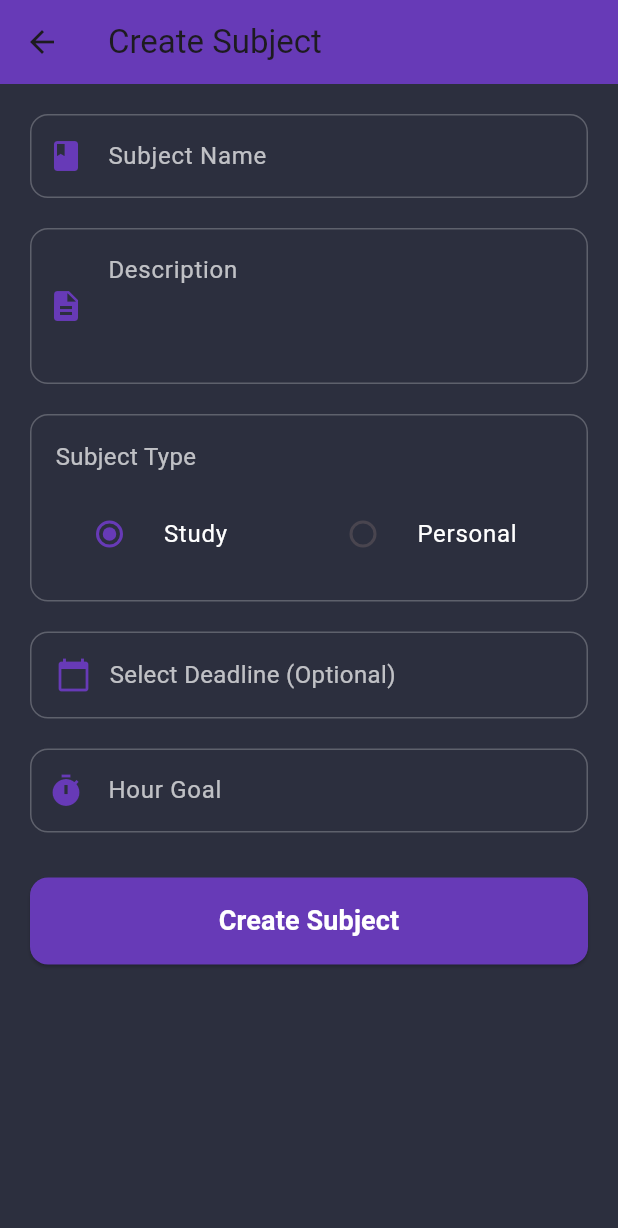
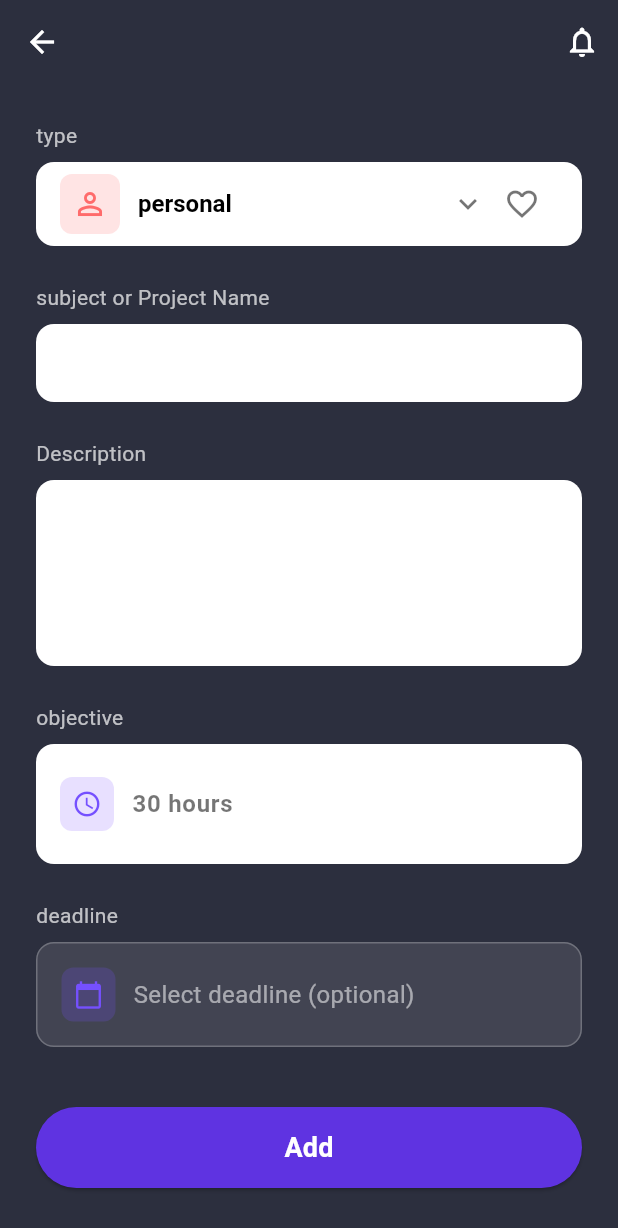
Before and after one commit to botyw7zin/my_app, a Flutter app: the AddSubjectScreen screen opened directly, on a phone screen of 412 x 824 dp. Shown: the top 1228 px of the screen. Run offline on Flutter 3.47's test engine with Material 3 defaults, Android fonts, the phone set to English and light mode, and no system bars; our stand-ins replace cloud_firestore, connectivity_plus, firebase_auth, firebase_core, google_sign_in, hive and 1 more; missing offline and left inert: workmanager; accounts and stored records are empty; network calls fail; statements that could not run were skipped.

```diff
--- a/lib/screens/add_subject.dart
+++ b/lib/screens/add_subject.dart
@@ -1,5 +1,6 @@
 import 'package:flutter/material.dart';
 import '../services/subject_service.dart';
+import '../widgets/custom_button.dart';
 
 class AddSubjectScreen extends StatefulWidget {
   const AddSubjectScreen({super.key});
@@ -17,7 +18,7 @@ class _AddSubjectScreenState extends State<AddSubjectScreen> {
   final _descriptionController = TextEditingController();
   final _hourGoalController = TextEditingController();
 
-  String _selectedType = 'study';
+  String _selectedType = 'personal';
   DateTime? _selectedDeadline;
 
   @override
@@ -38,7 +39,7 @@ class _AddSubjectScreenState extends State<AddSubjectScreen> {
         return Theme(
           data: Theme.of(context).copyWith(
             colorScheme: const ColorScheme.dark(
-              primary: Colors.deepPurple,
+              primary: Color(0xFF7550FF),
               onPrimary: Colors.white,
               surface: Color(0xFF2C2F3E),
               onSurface: Colors.white,
@@ -56,7 +57,6 @@ class _AddSubjectScreenState extends State<AddSubjectScreen> {
     }
   }
 
-  // In _createSubject()
   Future<void> _createSubject() async {
     if (_formKey.currentState!.validate()) {
       print('>>> [AddSubjectScreen] Creating subject: ${_nameController.text}');
@@ -73,7 +73,7 @@ Future<void> _createSubject() async {
           ScaffoldMessenger.of(context).showSnackBar(
             const SnackBar(content: Text('Subject created successfully!')),
           );
-        Navigator.pop(context); // Go back to home
+          Navigator.pop(context);
         }
       } catch (e) {
         if (mounted) {
@@ -85,47 +85,162 @@ Future<void> _createSubject() async {
     }
   }
 
+  // Custom input field widget matching the design
+  Widget _buildInputField({
+    required String label,
+    required TextEditingController controller,
+    required String? Function(String?) validator,
+    int maxLines = 1,
+    TextInputType keyboardType = TextInputType.text,
+    Widget? icon,
+  }) {
+    return Column(
+      crossAxisAlignment: CrossAxisAlignment.start,
+      children: [
+        Text(
+          label,
+          style: const TextStyle(
+            color: Colors.white70,
+            fontSize: 14,
+          ),
+        ),
+        const SizedBox(height: 8),
+        TextFormField(
+          controller: controller,
+          maxLines: maxLines,
+          keyboardType: keyboardType,
+          style: const TextStyle(color: Colors.black, fontSize: 16),
+          decoration: InputDecoration(
+            filled: true,
+            fillColor: Colors.white,
+            contentPadding: const EdgeInsets.symmetric(horizontal: 16, vertical: 14),
+            border: OutlineInputBorder(
+              borderRadius: BorderRadius.circular(12),
+              borderSide: BorderSide.none,
+            ),
+            enabledBorder: OutlineInputBorder(
+              borderRadius: BorderRadius.circular(12),
+              borderSide: BorderSide.none,
+            ),
+            focusedBorder: OutlineInputBorder(
+              borderRadius: BorderRadius.circular(12),
+              borderSide: const BorderSide(color: Color(0xFF7550FF), width: 2),
+            ),
+            errorBorder: OutlineInputBorder(
+              borderRadius: BorderRadius.circular(12),
+              borderSide: const BorderSide(color: Colors.red),
+            ),
+            prefixIcon: icon,
+          ),
+          validator: validator,
+        ),
+      ],
+    );
+  }
 
   @override
   Widget build(BuildContext context) {
     return Scaffold(
       backgroundColor: const Color(0xFF2C2F3E),
       appBar: AppBar(
-        title: const Text('Create Subject'),
-        backgroundColor: Colors.deepPurple,
+        leading: IconButton(
+          icon: const Icon(Icons.arrow_back, color: Colors.white),
+          onPressed: () => Navigator.pop(context),
+        ),
+        backgroundColor: const Color(0xFF2C2F3E),
+        elevation: 0,
+        actions: [
+          IconButton(
+            icon: const Icon(Icons.notifications_outlined, color: Colors.white),
+            onPressed: () {},
+          ),
+        ],
       ),
       body: SingleChildScrollView(
-        padding: const EdgeInsets.all(20),
+        padding: const EdgeInsets.all(24),
         child: Form(
           key: _formKey,
           child: Column(
             crossAxisAlignment: CrossAxisAlignment.stretch,
             children: [
-              // Name Field
-              TextFormField(
-                controller: _nameController,
-                style: const TextStyle(color: Colors.white),
-                decoration: InputDecoration(
-                  labelText: 'Subject Name',
-                  labelStyle: const TextStyle(color: Colors.white70),
-                  prefixIcon: const Icon(Icons.book, color: Colors.deepPurple),
-                  enabledBorder: OutlineInputBorder(
-                    borderRadius: BorderRadius.circular(12),
-                    borderSide: const BorderSide(color: Colors.white24),
-                  ),
-                  focusedBorder: OutlineInputBorder(
-                    borderRadius: BorderRadius.circular(12),
-                    borderSide: const BorderSide(color: Colors.deepPurple, width: 2),
-                  ),
-                  errorBorder: OutlineInputBorder(
-                    borderRadius: BorderRadius.circular(12),
-                    borderSide: const BorderSide(color: Colors.red),
-                  ),
-                  focusedErrorBorder: OutlineInputBorder(
-                    borderRadius: BorderRadius.circular(12),
-                    borderSide: const BorderSide(color: Colors.red, width: 2),
+              // Type Dropdown
+              Column(
+                crossAxisAlignment: CrossAxisAlignment.start,
+                children: [
+                  const Text(
+                    'type',
+                    style: TextStyle(
+                      color: Colors.white70,
+                      fontSize: 14,
                     ),
                   ),
+                  const SizedBox(height: 8),
+                  Container(
+                    padding: const EdgeInsets.symmetric(horizontal: 16, vertical: 4),
+                    decoration: BoxDecoration(
+                      color: Colors.white,
+                      borderRadius: BorderRadius.circular(12),
+                    ),
+                    child: Row(
+                      children: [
+                        Container(
+                          width: 40,
+                          height: 40,
+                          decoration: BoxDecoration(
+                            color: const Color(0xFFFFE4E4),
+                            borderRadius: BorderRadius.circular(8),
+                          ),
+                          child: const Icon(
+                            Icons.person_outline,
+                            color: Color(0xFFFF6B6B),
+                            size: 24,
+                          ),
+                        ),
+                        const SizedBox(width: 12),
+                        Expanded(
+                          child: DropdownButtonHideUnderline(
+                            child: DropdownButton<String>(
+                              value: _selectedType,
+                              isExpanded: true,
+                              icon: const Icon(Icons.keyboard_arrow_down, color: Colors.black54),
+                              style: const TextStyle(
+                                color: Colors.black,
+                                fontSize: 16,
+                                fontWeight: FontWeight.w600,
+                              ),
+                              items: const [
+                                DropdownMenuItem(
+                                  value: 'personal',
+                                  child: Text('personal'),
+                                ),
+                                DropdownMenuItem(
+                                  value: 'study',
+                                  child: Text('study'),
+                                ),
+                              ],
+                              onChanged: (value) {
+                                setState(() {
+                                  _selectedType = value!;
+                                });
+                              },
+                            ),
+                          ),
+                        ),
+                        IconButton(
+                          icon: const Icon(Icons.favorite_border, color: Colors.black54),
+                          onPressed: () {},
+                        ),
+                      ],
+                    ),
+                  ),
+                ],
+              ),
+              const SizedBox(height: 24),
+
+              // Subject Name
+              _buildInputField(
+                label: 'subject or Project Name',
+                controller: _nameController,
                 validator: (value) {
                   if (value == null || value.isEmpty) {
                     return 'Please enter a subject name';
@@ -133,35 +248,13 @@ Future<void> _createSubject() async {
                   return null;
                 },
               ),
-              const SizedBox(height: 20),
+              const SizedBox(height: 24),
 
-              // Description Field
-              TextFormField(
+              // Description
+              _buildInputField(
+                label: 'Description',
                 controller: _descriptionController,
-                style: const TextStyle(color: Colors.white),
-                maxLines: 3,
-                decoration: InputDecoration(
-                  labelText: 'Description',
-                  labelStyle: const TextStyle(color: Colors.white70),
-                  prefixIcon: const Icon(Icons.description, color: Colors.deepPurple),
-                  alignLabelWithHint: true,
-                  enabledBorder: OutlineInputBorder(
-                    borderRadius: BorderRadius.circular(12),
-                    borderSide: const BorderSide(color: Colors.white24),
-                  ),
-                  focusedBorder: OutlineInputBorder(
-                    borderRadius: BorderRadius.circular(12),
-                    borderSide: const BorderSide(color: Colors.deepPurple, width: 2),
-                  ),
-                  errorBorder: OutlineInputBorder(
-                    borderRadius: BorderRadius.circular(12),
-                    borderSide: const BorderSide(color: Colors.red),
-                  ),
-                  focusedErrorBorder: OutlineInputBorder(
-                    borderRadius: BorderRadius.circular(12),
-                    borderSide: const BorderSide(color: Colors.red, width: 2),
-                  ),
-                ),
+                maxLines: 4,
                 validator: (value) {
                   if (value == null || value.isEmpty) {
                     return 'Please enter a description';
@@ -169,124 +262,55 @@ Future<void> _createSubject() async {
                   return null;
                 },
               ),
-              const SizedBox(height: 20),
+              const SizedBox(height: 24),
 
-              // Type Selector
+              // Objective (Hour Goal)
+              Column(
+                crossAxisAlignment: CrossAxisAlignment.start,
+                children: [
+                  const Text(
+                    'objective',
+                    style: TextStyle(
+                      color: Colors.white70,
+                      fontSize: 14,
+                    ),
+                  ),
+                  const SizedBox(height: 8),
                   Container(
                     padding: const EdgeInsets.all(16),
                     decoration: BoxDecoration(
-                  border: Border.all(color: Colors.white24),
-                  borderRadius: BorderRadius.circular(12),
-                ),
-                child: Column(
-                  crossAxisAlignment: CrossAxisAlignment.start,
-                  children: [
-                    const Text(
-                      'Subject Type',
-                      style: TextStyle(color: Colors.white70, fontSize: 16),
-                    ),
-                    const SizedBox(height: 12),
-                    Row(
-                      children: [
-                        Expanded(
-                          child: RadioListTile<String>(
-                            title: const Text('Study', style: TextStyle(color: Colors.white)),
-                            value: 'study',
-                            groupValue: _selectedType,
-                            activeColor: Colors.deepPurple,
-                            onChanged: (value) {
-                              setState(() {
-                                _selectedType = value!;
-                              });
-                            },
-                          ),
-                        ),
-                        Expanded(
-                          child: RadioListTile<String>(
-                            title: const Text('Personal', style: TextStyle(color: Colors.white)),
-                            value: 'personal',
-                            groupValue: _selectedType,
-                            activeColor: Colors.deepPurple,
-                            onChanged: (value) {
-                              setState(() {
-                                _selectedType = value!;
-                              });
-                            },
-                          ),
-                        ),
-                      ],
-                    ),
-                  ],
-                ),
-              ),
-              const SizedBox(height: 20),
-
-              // Deadline Picker
-              InkWell(
-                onTap: _selectDeadline,
-                child: Container(
-                  padding: const EdgeInsets.all(16),
-                  decoration: BoxDecoration(
-                    border: Border.all(color: Colors.white24),
+                      color: Colors.white,
                       borderRadius: BorderRadius.circular(12),
                     ),
                     child: Row(
                       children: [
-                      const Icon(Icons.calendar_today, color: Colors.deepPurple),
+                        Container(
+                          padding: const EdgeInsets.all(8),
+                          decoration: BoxDecoration(
+                            color: const Color(0xFFE8E0FF),
+                            borderRadius: BorderRadius.circular(8),
+                          ),
+                          child: const Icon(
+                            Icons.access_time,
+                            color: Color(0xFF7550FF),
+                            size: 20,
+                          ),
+                        ),
                         const SizedBox(width: 12),
                         Expanded(
-                        child: Text(
-                          _selectedDeadline == null
-                              ? 'Select Deadline (Optional)'
-                              : 'Deadline: ${_selectedDeadline!.day}/${_selectedDeadline!.month}/${_selectedDeadline!.year}',
-                          style: TextStyle(
-                            color: _selectedDeadline == null ? Colors.white70 : Colors.white,
+                          child: TextFormField(
+                            controller: _hourGoalController,
+                            keyboardType: TextInputType.number,
+                            style: const TextStyle(
+                              color: Colors.black,
                               fontSize: 16,
+                              fontWeight: FontWeight.w600,
                             ),
-                        ),
-                      ),
-                      if (_selectedDeadline != null)
-                        IconButton(
-                          icon: const Icon(Icons.clear, color: Colors.red),
-                          onPressed: () {
-                            setState(() {
-                              _selectedDeadline = null;
-                            });
-                          },
-                        ),
-                    ],
-                  ),
-                ),
-              ),
-              const SizedBox(height: 20),
-
-              // Hour Goal Field
-              TextFormField(
-                controller: _hourGoalController,
-                style: const TextStyle(color: Colors.white),
-                keyboardType: TextInputType.number,
-                decoration: InputDecoration(
-                  labelText: 'Hour Goal',
-                  labelStyle: const TextStyle(color: Colors.white70),
-                  prefixIcon: const Icon(Icons.timer, color: Colors.deepPurple),
-                  suffixText: 'hours',
-                  suffixStyle: const TextStyle(color: Colors.white70),
-                  enabledBorder: OutlineInputBorder(
-                    borderRadius: BorderRadius.circular(12),
-                    borderSide: const BorderSide(color: Colors.white24),
-                  ),
-                  focusedBorder: OutlineInputBorder(
-                    borderRadius: BorderRadius.circular(12),
-                    borderSide: const BorderSide(color: Colors.deepPurple, width: 2),
-                  ),
-                  errorBorder: OutlineInputBorder(
-                    borderRadius: BorderRadius.circular(12),
-                    borderSide: const BorderSide(color: Colors.red),
-                  ),
-                  focusedErrorBorder: OutlineInputBorder(
-                    borderRadius: BorderRadius.circular(12),
-                    borderSide: const BorderSide(color: Colors.red, width: 2),
-                  ),
+                            decoration: const InputDecoration(
+                              hintText: '30 hours',
+                              hintStyle: TextStyle(color: Colors.black54),
+                              border: InputBorder.none,
+                              contentPadding: EdgeInsets.zero,
                             ),
                             validator: (value) {
                               if (value == null || value.isEmpty) {
@@ -299,23 +323,88 @@ Future<void> _createSubject() async {
                               return null;
                             },
                           ),
-              const SizedBox(height: 30),
-
-              // Create Button
-              ElevatedButton(
-                onPressed: _createSubject,
-                style: ElevatedButton.styleFrom(
-                  backgroundColor: Colors.deepPurple,
-                  foregroundColor: Colors.white,
-                  padding: const EdgeInsets.symmetric(vertical: 16),
-                  shape: RoundedRectangleBorder(
-                    borderRadius: BorderRadius.circular(12),
+                        ),
+                      ],
                     ),
                   ),
-                child: const Text(
-                  'Create Subject',
-                  style: TextStyle(fontSize: 18, fontWeight: FontWeight.bold),
+                ],
               ),
+              const SizedBox(height: 24),
+
+              // Deadline (Optional)
+              InkWell(
+                onTap: _selectDeadline,
+                child: Column(
+                  crossAxisAlignment: CrossAxisAlignment.start,
+                  children: [
+                    const Text(
+                      'deadline',
+                      style: TextStyle(
+                        color: Colors.white70,
+                        fontSize: 14,
+                      ),
+                    ),
+                    const SizedBox(height: 8),
+                    Container(
+                      padding: const EdgeInsets.all(16),
+                      decoration: BoxDecoration(
+                        color: Colors.white.withOpacity(0.1),
+                        borderRadius: BorderRadius.circular(12),
+                        border: Border.all(color: Colors.white24),
+                      ),
+                      child: Row(
+                        children: [
+                          Container(
+                            padding: const EdgeInsets.all(8),
+                            decoration: BoxDecoration(
+                              color: const Color(0xFF7550FF).withOpacity(0.2),
+                              borderRadius: BorderRadius.circular(8),
+                            ),
+                            child: const Icon(
+                              Icons.calendar_today,
+                              color: Color(0xFF7550FF),
+                              size: 20,
+                            ),
+                          ),
+                          const SizedBox(width: 12),
+                          Expanded(
+                            child: Text(
+                              _selectedDeadline == null
+                                  ? 'Select deadline (optional)'
+                                  : '${_selectedDeadline!.day}/${_selectedDeadline!.month}/${_selectedDeadline!.year}',
+                              style: TextStyle(
+                                color: _selectedDeadline == null
+                                    ? Colors.white54
+                                    : Colors.white,
+                                fontSize: 16,
+                              ),
+                            ),
+                          ),
+                          if (_selectedDeadline != null)
+                            IconButton(
+                              icon: const Icon(Icons.clear, color: Colors.red, size: 20),
+                              onPressed: () {
+                                setState(() {
+                                  _selectedDeadline = null;
+                                });
+                              },
+                            ),
+                        ],
+                      ),
+                    ),
+                  ],
+                ),
+              ),
+              const SizedBox(height: 40),
+
+              // Add Button using CustomButton
+              CustomButton(
+                text: 'Add',
+                onPressed: _createSubject,
+                width: double.infinity,
+                height: 54,
+                fontSize: 18,
+                backgroundColor: const Color(0xFF7550FF),
               ),
             ],
           ),
```
Also changed, not shown: lib/screens/Splash.dart (+108 -55 lines). Lines whose indentation alone changed are shown as unchanged.
